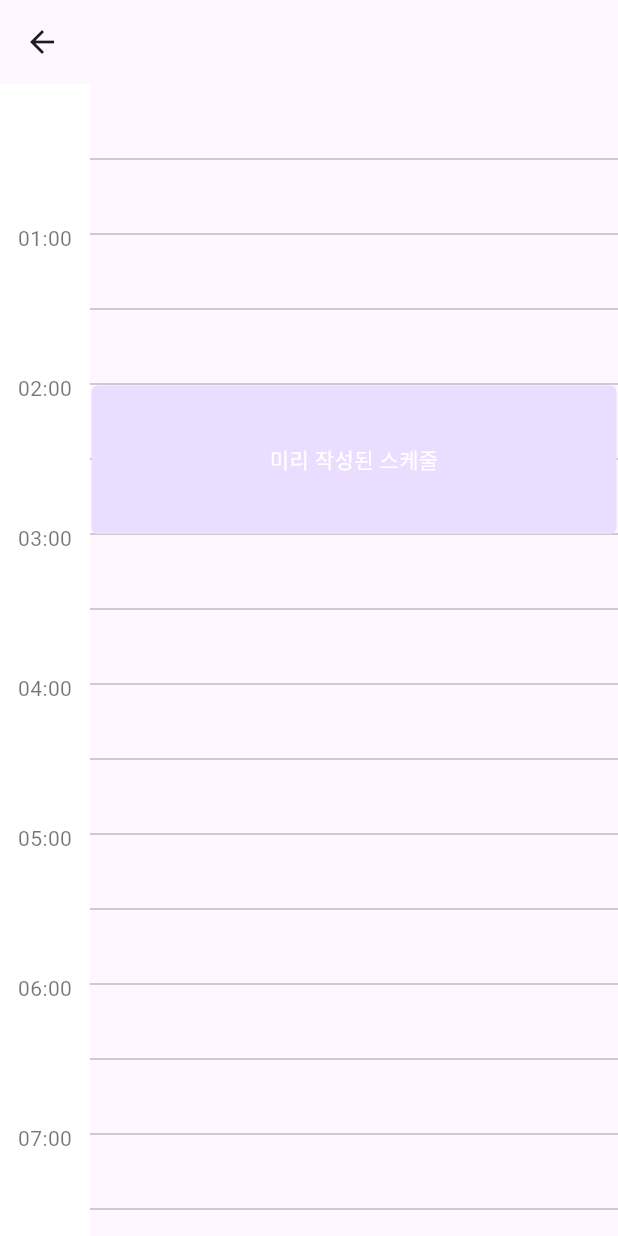
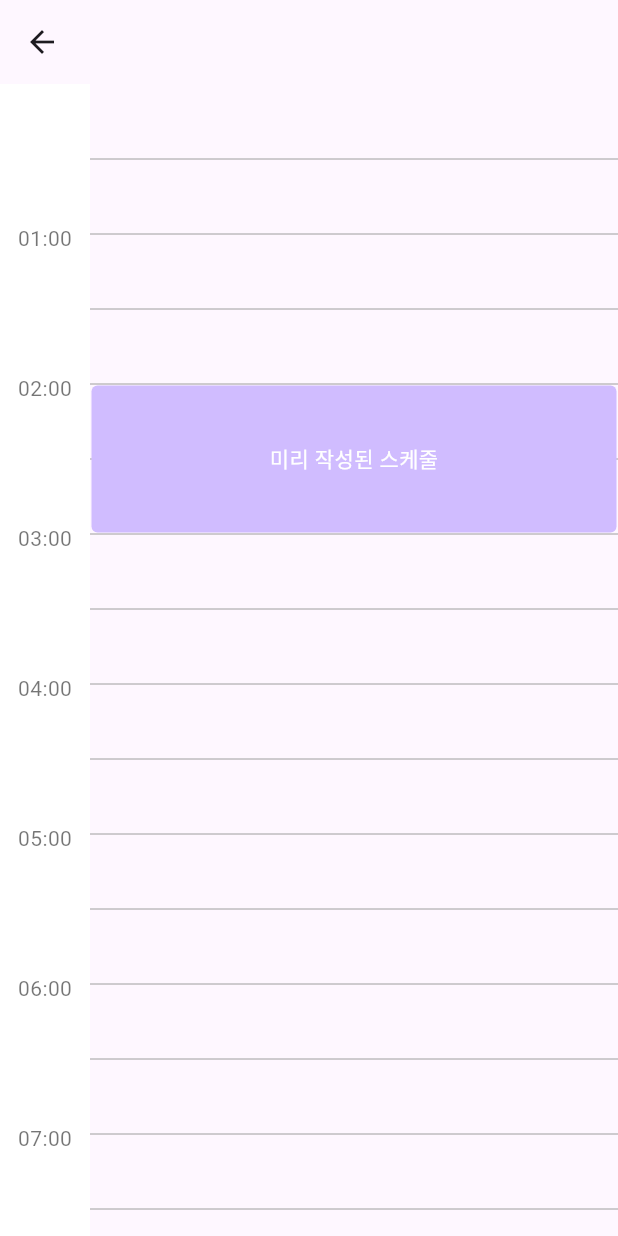
Before and after one commit to Leonamin/shrew_kit, a Flutter app: the CustomSchedulingView screen opened by its route, on a phone screen of 412 x 824 dp. Run offline on Flutter 3.47's test engine with Material 2 defaults, Android fonts, the phone set to English and light mode, and no system bars; our stand-ins replace calendar_view, flutter_svg, go_router, logger, table_calendar; missing offline and left inert: calendar_day_view, flutter_week_view.

Commit message:
# ADD - 이벤트 위젯 UI 테스트

```diff
--- a/lib/component/schedul_calendar/daily_schedule_view.dart
+++ b/lib/component/schedul_calendar/daily_schedule_view.dart
@@ -167,10 +167,10 @@ class DailyScheduleViewState extends State<DailyScheduleView> {
       height: calculateHeight(),
       child: Stack(children: [
         createBackground(),
-        ...children,
         // add Background
         // add Gesture
         gesture,
+        ...children,
         // add Events
         // add hovering event
         if (isDragging) previewEvnet
--- a/lib/view/scheduling/custom/custom_scheduling_view.dart
+++ b/lib/view/scheduling/custom/custom_scheduling_view.dart
@@ -32,27 +32,11 @@ class _CustomSchedulingViewState extends State<CustomSchedulingView> {
         events: scheduleList,
         date: DateTime.now(),
         onHoverEnd: onPreviewCalled,
-        eventBuilder: (context, scechdule, dayView, height, width) {
-          // TODO : 렌더링 에러 확인해야함
-          return SizedBox(
+        eventBuilder: (context, schedule, dayView, height, width) {
+          return _EventWidget(
             height: height,
             width: width,
-            child: Padding(
-              padding: const EdgeInsets.all(1.0),
-              child: Container(
-                decoration: BoxDecoration(
-                  color: Theme.of(context).colorScheme.primaryContainer,
-                  borderRadius: BorderRadius.circular(4),
-                ),
-                child: Center(
-                  child: Text(
-                    scechdule.title,
-                    style: TextStyle(
-                        color: Theme.of(context).colorScheme.onPrimary),
-                  ),
-                ),
-              ),
-            ),
+            schedule: schedule,
           );
         },
         previewBuilder: (context, height, start, end) {
@@ -85,6 +69,47 @@ class _CustomSchedulingViewState extends State<CustomSchedulingView> {
   }
 }
 
+class _EventWidget extends StatelessWidget {
+  const _EventWidget({
+    super.key,
+    required this.schedule,
+    required this.height,
+    required this.width,
+  });
+
+  final Schedule schedule;
+  final double height;
+  final double width;
+
+  @override
+  Widget build(BuildContext context) {
+    return SizedBox(
+      height: height,
+      width: width,
+      child: Padding(
+        padding: const EdgeInsets.all(1.0).copyWith(bottom: 2),
+        child: Container(
+          decoration: BoxDecoration(
+            color: Theme.of(context).colorScheme.inversePrimary,
+            borderRadius: BorderRadius.circular(4),
+          ),
+          child: InkWell(
+            onTap: () {},
+            splashColor: Colors.black,
+            child: Center(
+              child: Text(
+                schedule.title,
+                style:
+                    TextStyle(color: Theme.of(context).colorScheme.onPrimary),
+              ),
+            ),
+          ),
+        ),
+      ),
+    );
+  }
+}
+
 class _PreviewWidget extends StatelessWidget {
   const _PreviewWidget({
     super.key,
@@ -105,7 +130,7 @@ class _PreviewWidget extends StatelessWidget {
         padding: const EdgeInsets.all(1.0),
         child: Container(
           decoration: BoxDecoration(
-            color: Theme.of(context).colorScheme.secondary,
+            color: Theme.of(context).colorScheme.tertiary,
             borderRadius: BorderRadius.circular(4),
           ),
           child: Center(
@@ -120,7 +145,7 @@ class _PreviewWidget extends StatelessWidget {
                     WidgetSpan(
                       child: Icon(
                         Icons.arrow_right_rounded,
-                        color: Theme.of(context).colorScheme.onSecondary,
+                        color: Theme.of(context).colorScheme.onTertiary,
                       ),
                     ),
                     const TextSpan(text: ' '),
@@ -128,7 +153,7 @@ class _PreviewWidget extends StatelessWidget {
                   ]
                 ],
                 style: TextStyle(
-                  color: Theme.of(context).colorScheme.onSecondary,
+                  color: Theme.of(context).colorScheme.onTertiary,
                 ),
               ),
             ),
```
